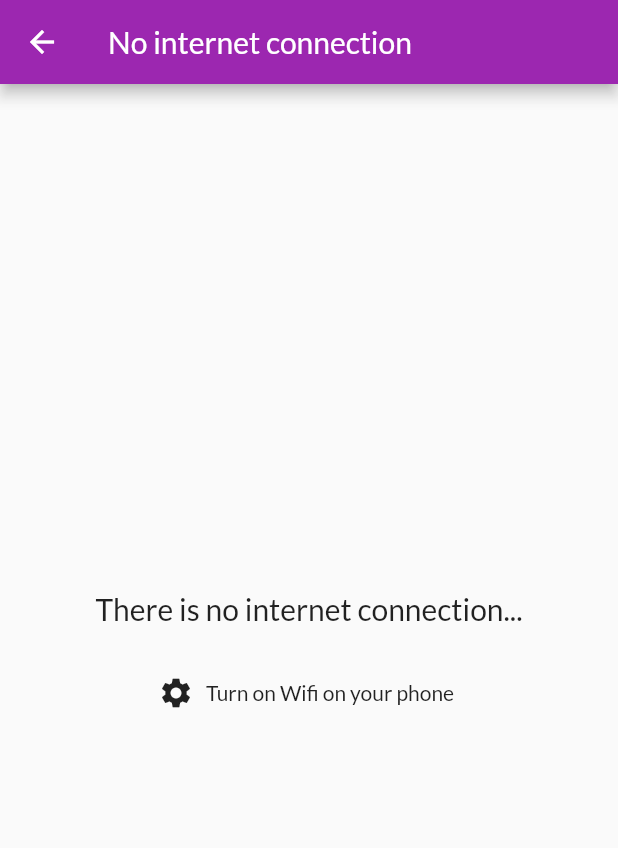
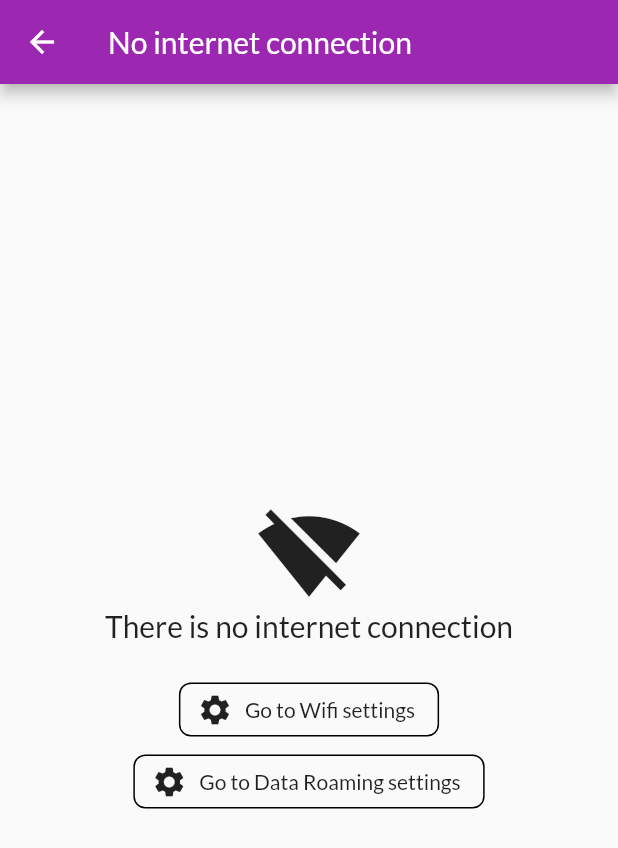
Before and after one commit to trungnghia2009/Flutter_shop_app, a Flutter app: the OfflineAuthWidget screen opened directly, on a phone screen of 412 x 824 dp. Shown: the top 848 px of the screen. Run offline on Flutter 3.47's test engine with Material 2 defaults, Android fonts, the phone set to English and light mode, and no system bars; our stand-ins replace connectivity, firebase_storage, flutter_native_image, flutter_spinkit, font_awesome_flutter, image_picker and 1 more; missing offline and left inert: app_settings; accounts and stored records are empty.

Commit message:
3nd commit 23/03

```diff
--- a/lib/widgets/offline_auth_widget.dart
+++ b/lib/widgets/offline_auth_widget.dart
@@ -12,9 +12,13 @@ class OfflineAuthWidget extends StatelessWidget {
         crossAxisAlignment: CrossAxisAlignment.center,
         mainAxisAlignment: MainAxisAlignment.center,
         children: <Widget>[
+          Icon(
+            Icons.signal_wifi_off,
+            size: 70,
+          ),
           Align(
             child: Text(
-              'There is no internet connection...',
+              'There is no internet connection',
               style: TextStyle(fontSize: 20),
             ),
             alignment: Alignment.center,
@@ -23,11 +27,25 @@ class OfflineAuthWidget extends StatelessWidget {
             height: 20,
           ),
           FlatButton.icon(
-              onPressed: () {
+              shape: RoundedRectangleBorder(
+                borderRadius: BorderRadius.circular(8),
+                side: BorderSide(color: Colors.black),
+              ),
+              onPressed: () async {
                 AppSettings.openWIFISettings();
               },
               icon: Icon(Icons.settings),
-              label: Text('Turn on Wifi on your phone'))
+              label: Text('Go to Wifi settings')),
+          FlatButton.icon(
+              shape: RoundedRectangleBorder(
+                borderRadius: BorderRadius.circular(8),
+                side: BorderSide(color: Colors.black),
+              ),
+              onPressed: () async {
+                AppSettings.openDataRoamingSettings();
+              },
+              icon: Icon(Icons.settings),
+              label: Text('Go to Data Roaming settings'))
         ],
       ),
     );
--- a/pubspec.yaml
+++ b/pubspec.yaml
@@ -29,7 +29,6 @@ dependencies:
   http: ^0.12.0+4
   flutter_spinkit: ^4.1.2
   shared_preferences: ^0.5.6+2
-  animated_text_kit: ^2.0.0
   image_picker: ^0.6.3+4
   flutter_native_image: ^0.0.5+2
   path_provider: ^1.6.5
```
Also changed, not shown: pubspec.lock.
